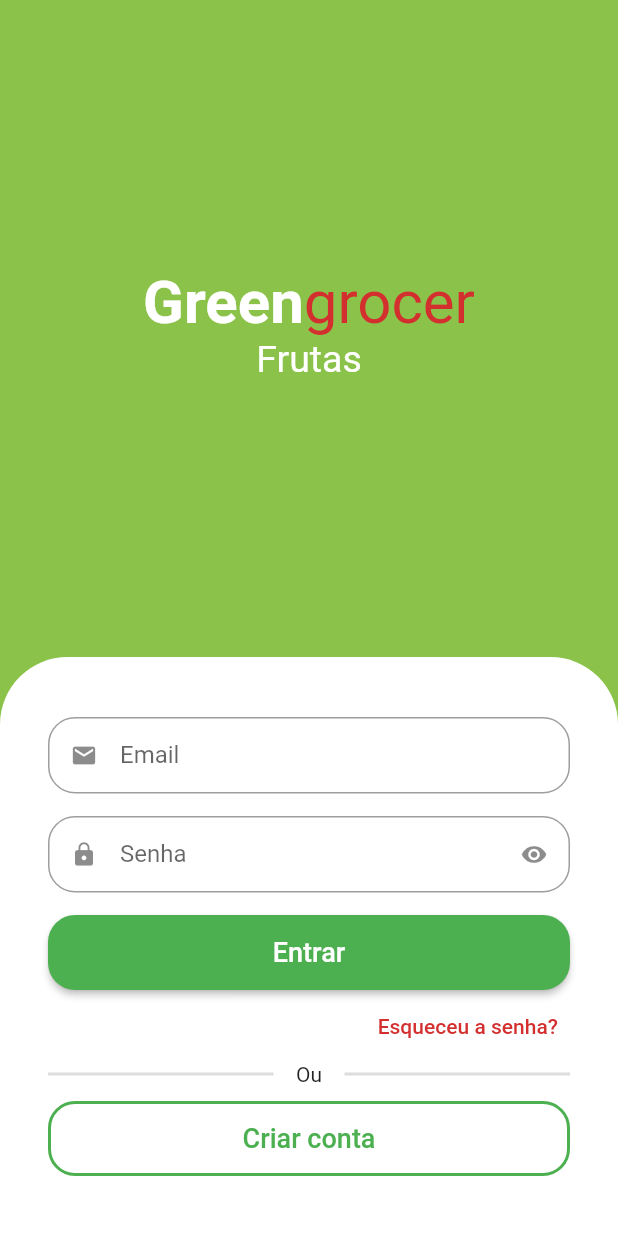
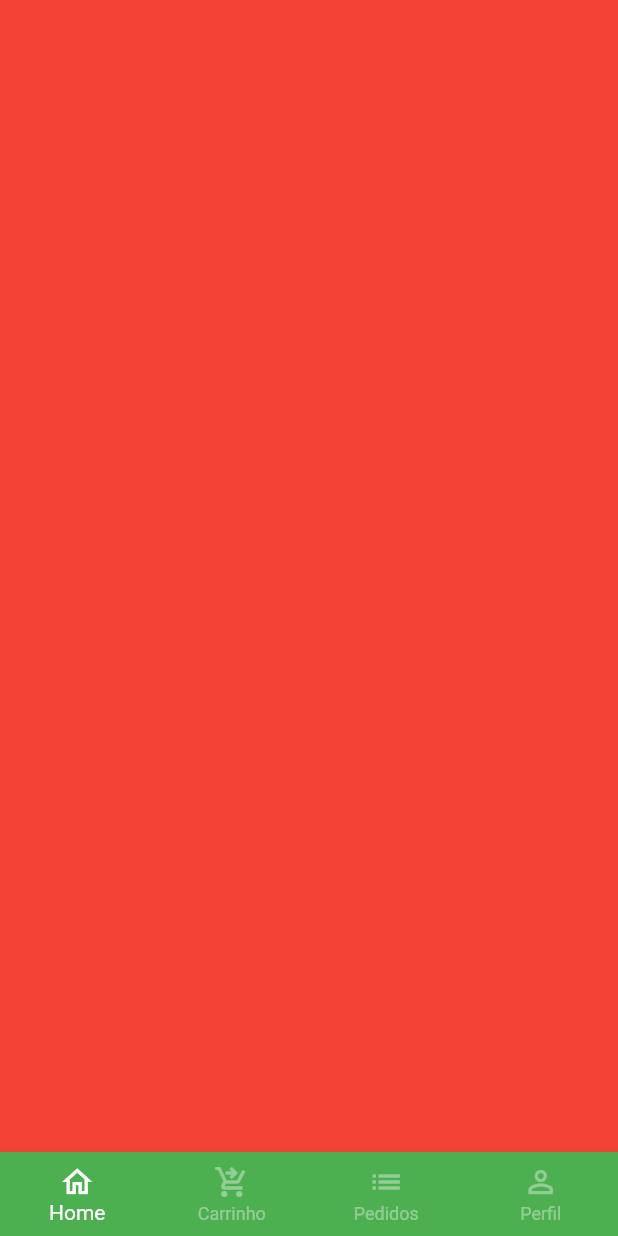
Before and after one commit to emersonmelomartins/flutter-learns, a Flutter app: the screen it shows after launch, after a tap on "Entrar", on a phone screen of 412 x 824 dp. Run offline on Flutter 3.47's test engine with Material 2 defaults, Android fonts, the phone set to English and light mode, and no system bars; drawn by our look-alikes of animated_text_kit; our stand-ins replace fluttertoast, mask_text_input_formatter.

```diff
--- a/greengrocer/lib/src/auth/sign_in_screen.dart
+++ b/greengrocer/lib/src/auth/sign_in_screen.dart
@@ -3,6 +3,7 @@ import 'package:flutter/material.dart';
 import 'package:greengrocer/src/auth/sign_up_screen.dart';
 import 'package:greengrocer/src/config/custom_colors.dart';
 
+import '../base/base_screen.dart';
 import 'components/custom_text_field.dart';
 
 class SignInScreen extends StatelessWidget {
@@ -108,7 +109,15 @@ class SignInScreen extends StatelessWidget {
                               borderRadius: BorderRadius.circular(18),
                             ),
                           ),
-                          onPressed: () {},
+                          onPressed: () {
+                            Navigator.of(context).pushReplacement(
+                              MaterialPageRoute(
+                                builder: (ctx) {
+                                  return const BaseScreen();
+                                },
+                              ),
+                            );
+                          },
                           child: const Text(
                             "Entrar",
                             style: TextStyle(
--- /dev/null
+++ b/greengrocer/lib/src/base/base_screen.dart
@@ -0,0 +1,76 @@
+import 'package:flutter/material.dart';
+
+class BaseScreen extends StatefulWidget {
+  const BaseScreen({Key? key}) : super(key: key);
+
+  @override
+  State<BaseScreen> createState() => _BaseScreenState();
+}
+
+class _BaseScreenState extends State<BaseScreen> {
+  int currentIndex = 0;
+  final pageController = PageController();
+
+  @override
+  Widget build(BuildContext context) {
+    return Scaffold(
+      bottomNavigationBar: BottomNavigationBar(
+        type: BottomNavigationBarType.fixed,
+        backgroundColor: Colors.green,
+        selectedItemColor: Colors.white,
+        unselectedItemColor: Colors.white.withAlpha(100),
+        currentIndex: currentIndex,
+        onTap: (index) {
+          setState(() {
+            currentIndex = index;
+            pageController.jumpToPage(index);
+          });
+        },
+        items: const [
+          BottomNavigationBarItem(
+            icon: Icon(
+              Icons.home_outlined,
+            ),
+            label: 'Home',
+          ),
+          BottomNavigationBarItem(
+            icon: Icon(
+              Icons.shopping_cart_checkout_outlined,
+            ),
+            label: 'Carrinho',
+          ),
+          BottomNavigationBarItem(
+            icon: Icon(
+              Icons.list,
+            ),
+            label: 'Pedidos',
+          ),
+          BottomNavigationBarItem(
+            icon: Icon(
+              Icons.person_outline,
+            ),
+            label: 'Perfil',
+          ),
+        ],
+      ),
+      body: PageView(
+        physics: const NeverScrollableScrollPhysics(),
+        controller: pageController,
+        children: [
+          Container(
+            color: Colors.red,
+          ),
+          Container(
+            color: Colors.yellow,
+          ),
+          Container(
+            color: Colors.blue,
+          ),
+          Container(
+            color: Colors.purple,
+          ),
+        ],
+      ),
+    );
+  }
+}
```
